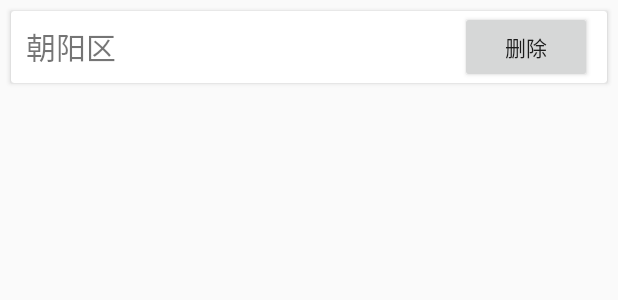
After one commit to KOM451/MinimalistWeatherV2, an Android app: the layout item_city_manage.xml on its own in the app's theme, with its tools: preview values and no code run, on a phone screen of 412 x 824 dp. The commit adds this screen. Shown: the top 300 px of the screen. Run offline under Robolectric (Android 15) with nearby library versions, the phone set to English and light mode, and no system bars.

Commit message:
增加城市管理功能

```diff
--- a/app/build.gradle
+++ b/app/build.gradle
@@ -19,6 +19,10 @@ android {
             minifyEnabled false
             proguardFiles getDefaultProguardFile('proguard-android-optimize.txt'), 'proguard-rules.pro'
         }
+    }
+    compileOptions {
+        targetCompatibility = 1.8
+        sourceCompatibility = 1.8
     }
 
 }
--- a/app/src/main/assets/litepal.xml
+++ b/app/src/main/assets/litepal.xml
@@ -3,12 +3,13 @@
 
     <dbname value="minimalist_weather" />
 
-    <version value="1" />
+    <version value="2" />
 
     <list>
         <mapping class="com.minimalistweather.database_entity.Province"/>
         <mapping class="com.minimalistweather.database_entity.City"/>
         <mapping class="com.minimalistweather.database_entity.District"/>
+        <mapping class="com.minimalistweather.database_entity.ManagedCity"/>
     </list>
 
     <!--
--- a/app/src/main/res/layout/activity_city_manage.xml
+++ b/app/src/main/res/layout/activity_city_manage.xml
@@ -16,11 +16,10 @@
         app:popupTheme="@style/ThemeOverlay.AppCompat.Light">
     </androidx.appcompat.widget.Toolbar>
 
-    <LinearLayout
+    <androidx.recyclerview.widget.RecyclerView
         android:id="@+id/city_manage_layout"
         android:layout_width="match_parent"
-        android:layout_height="wrap_content"
-        android:orientation="vertical"/>
+        android:layout_height="wrap_content"/>
 
     <Button
         android:id="@+id/add_city"
--- /dev/null
+++ b/app/src/main/res/layout/item_city_manage.xml
@@ -0,0 +1,40 @@
+<?xml version="1.0" encoding="utf-8"?>
+<androidx.cardview.widget.CardView xmlns:android="http://schemas.android.com/apk/res/android"
+    xmlns:app="http://schemas.android.com/apk/res-auto"
+    android:layout_width="match_parent"
+    android:layout_height="wrap_content"
+    xmlns:tools="http://schemas.android.com/tools"
+    android:orientation="vertical"
+    android:layout_margin="@dimen/cardview_margin"
+    app:cardElevation="2dp"
+    app:cardCornerRadius="2dp"
+    android:clickable="true">
+
+    <RelativeLayout
+        android:layout_width="match_parent"
+        android:layout_height="match_parent">
+
+        <TextView
+            android:id="@+id/manage_city_name"
+            android:layout_width="match_parent"
+            android:layout_height="wrap_content"
+            android:layout_alignParentStart="true"
+            android:layout_centerVertical="true"
+            android:layout_marginStart="10dp"
+            tools:text="朝阳区"
+            android:textSize="20sp"/>
+
+        <Button
+            android:id="@+id/delete_city"
+            android:layout_width="wrap_content"
+            android:layout_height="wrap_content"
+            android:layout_alignParentEnd="true"
+            android:layout_centerVertical="true"
+            android:layout_marginEnd="10dp"
+            android:text="删除" />
+
+    </RelativeLayout>
+
+
+
+</androidx.cardview.widget.CardView>
```
Also changed, not shown: app/src/main/java/com/minimalistweather/AreaChooseFragment.java (+12 -6 lines), app/src/main/java/com/minimalistweather/CityManageActivity.java (+92 -1 lines), app/src/main/java/com/minimalistweather/database_entity/ManagedCity.java (added, +41 -0 lines).
